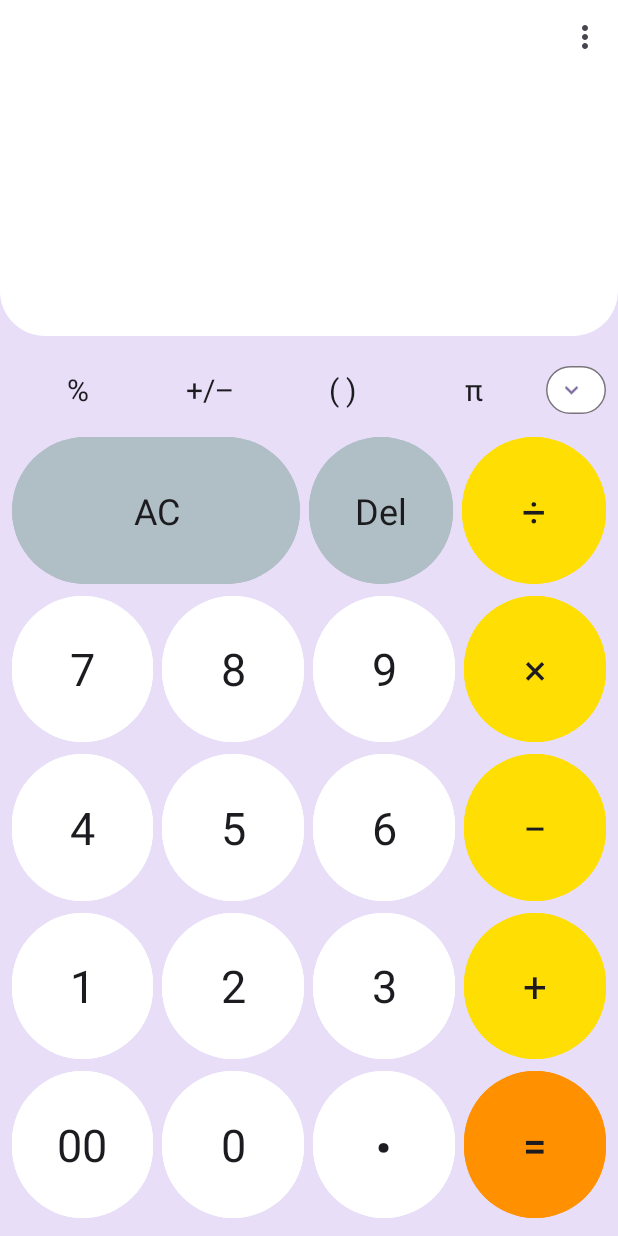
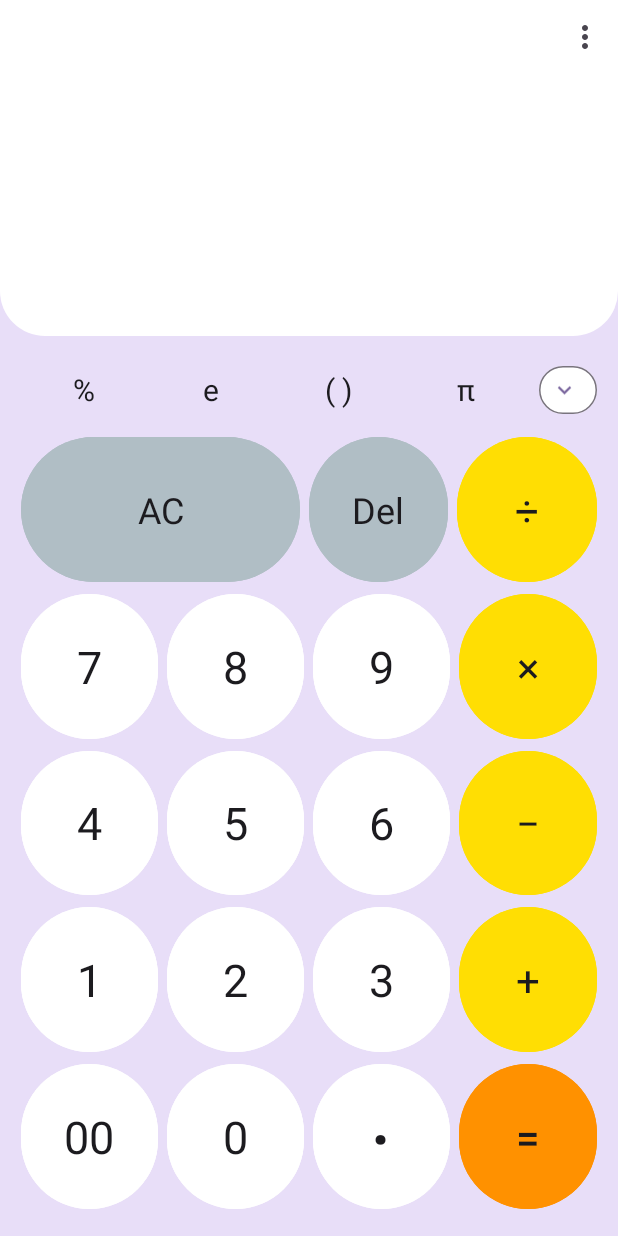
Before and after one commit to Nnamodi/Calculator, an Android app: the screen it shows after launch (MainActivity), on a phone screen of 412 x 824 dp. Run offline under Robolectric (Android 15) with nearby library versions, the phone set to English and light mode, and no system bars; our stand-ins replace data binding, navigation-ui; libraries missing offline, so code that uses them is left out: com.udojava.evalex; 1 statement that could not run was skipped.

Commit message:
New functionality

```diff
--- a/app/src/main/java/com/roland/android/calculator/data/CalculatorActions.kt
+++ b/app/src/main/java/com/roland/android/calculator/data/CalculatorActions.kt
@@ -5,6 +5,7 @@ sealed interface CalculatorActions {
     object Delete: CalculatorActions
     object Decimal: CalculatorActions
     object Calculate: CalculatorActions
+    object Euler: CalculatorActions
     object Bracket: CalculatorActions
     object Pi : CalculatorActions
     object Log : CalculatorActions
--- a/app/src/main/java/com/roland/android/calculator/ui/CalculatorFragment.kt
+++ b/app/src/main/java/com/roland/android/calculator/ui/CalculatorFragment.kt
@@ -20,6 +20,7 @@ import com.roland.android.calculator.util.Constants.ADD
 import com.roland.android.calculator.util.Constants.COS
 import com.roland.android.calculator.util.Constants.DEG
 import com.roland.android.calculator.util.Constants.DIVIDE
+import com.roland.android.calculator.util.Constants.EULER
 import com.roland.android.calculator.util.Constants.MINUS
 import com.roland.android.calculator.util.Constants.MOD
 import com.roland.android.calculator.util.Constants.MULTIPLY
@@ -49,7 +50,7 @@ class CalculatorFragment : Fragment() {
                 it?.setOnClickListener { calcViewModel.onAction(CalculatorActions.Numbers(digit)) }
             }
             // operators
-            setOf(add, subtract, divide, multiply, modulus, bracket).forEach {
+            setOf(add, subtract, divide, multiply, modulus, euler, bracket).forEach {
                 val symbol = it.text.toString()
                 it.setOnClickListener {
                     val action = when (symbol) {
@@ -58,6 +59,7 @@ class CalculatorFragment : Fragment() {
                         DIVIDE -> CalculatorActions.Operators(CalculatorOperations.Divide)
                         MULTIPLY -> CalculatorActions.Operators(CalculatorOperations.Multiply)
                         MOD -> CalculatorActions.Operators(CalculatorOperations.Modulus)
+                        EULER -> CalculatorActions.Euler
                         else -> CalculatorActions.Bracket // "( )"
                     }
                     calcViewModel.onAction(action)
--- a/app/src/main/java/com/roland/android/calculator/util/Constants.kt
+++ b/app/src/main/java/com/roland/android/calculator/util/Constants.kt
@@ -21,4 +21,5 @@ object Constants {
     const val ROOT = "√("
     const val DEG = "DEG"
     const val RAD = "RAD"
+    const val EULER = "e"
 }
--- a/app/src/main/res/layout-land/fragment_calculator.xml
+++ b/app/src/main/res/layout-land/fragment_calculator.xml
@@ -60,11 +60,11 @@
 
         <LinearLayout
             android:id="@+id/row_4"
-            android:layout_width="wrap_content"
+            android:layout_width="match_parent"
             android:layout_height="0dp"
-            android:layout_marginStart="8dp"
+            android:layout_marginStart="@dimen/margin"
             android:layout_marginTop="8dp"
-            android:layout_marginEnd="8dp"
+            android:layout_marginEnd="@dimen/margin"
             app:layout_constraintBottom_toTopOf="@+id/row_3"
             app:layout_constraintEnd_toEndOf="parent"
             app:layout_constraintStart_toStartOf="parent"
@@ -76,9 +76,9 @@
                 android:text="@string/modulus" />
 
             <Button
-                android:id="@+id/plus_minus"
+                android:id="@+id/euler"
                 style="@style/ScientificButton"
-                android:text="@string/plus_minus" />
+                android:text="@string/euler" />
 
             <Button
                 android:id="@+id/bracket"
@@ -88,7 +88,7 @@
             <Button
                 android:id="@+id/pi"
                 style="@style/ScientificButton"
-                android:layout_marginEnd="6dp"
+                android:layout_marginEnd="@dimen/marginEnd"
                 android:text="@string/pi" />
 
             <Button
@@ -125,10 +125,10 @@
 
         <LinearLayout
             android:id="@+id/row_3"
-            android:layout_width="wrap_content"
+            android:layout_width="match_parent"
             android:layout_height="0dp"
-            android:layout_marginStart="8dp"
-            android:layout_marginEnd="8dp"
+            android:layout_marginStart="@dimen/margin"
+            android:layout_marginEnd="@dimen/margin"
             app:layout_constraintBottom_toTopOf="@+id/row_2"
             app:layout_constraintEnd_toEndOf="parent"
             app:layout_constraintStart_toStartOf="parent"
@@ -153,7 +153,7 @@
             <Button
                 android:id="@+id/square"
                 style="@style/ScientificButton"
-                android:layout_marginEnd="6dp"
+                android:layout_marginEnd="@dimen/marginEnd"
                 android:text="@string/square" />
 
             <Button
@@ -190,10 +190,10 @@
 
         <LinearLayout
             android:id="@+id/row_2"
-            android:layout_width="wrap_content"
+            android:layout_width="match_parent"
             android:layout_height="0dp"
-            android:layout_marginStart="8dp"
-            android:layout_marginEnd="8dp"
+            android:layout_marginStart="@dimen/margin"
+            android:layout_marginEnd="@dimen/margin"
             android:layout_marginBottom="10dp"
             app:layout_constraintBottom_toBottomOf="parent"
             app:layout_constraintEnd_toEndOf="parent"
@@ -218,7 +218,7 @@
             <Button
                 android:id="@+id/tan"
                 style="@style/ScientificButton"
-                android:layout_marginEnd="6dp"
+                android:layout_marginEnd="@dimen/marginEnd"
                 android:text="@string/tangent" />
 
             <Button
--- a/app/src/main/res/layout/fragment_calculator.xml
+++ b/app/src/main/res/layout/fragment_calculator.xml
@@ -78,9 +78,9 @@
             android:id="@+id/row_6"
             android:layout_width="match_parent"
             android:layout_height="wrap_content"
-            android:layout_marginStart="8dp"
+            android:layout_marginStart="@dimen/margin"
             android:layout_marginTop="12dp"
-            android:layout_marginEnd="8dp"
+            android:layout_marginEnd="@dimen/margin"
             android:weightSum="4.45"
             app:layout_constraintBottom_toTopOf="@id/hidden_row_2"
             app:layout_constraintEnd_toEndOf="parent"
@@ -93,9 +93,9 @@
                 android:text="@string/modulus" />
 
             <Button
-                android:id="@+id/plus_minus"
+                android:id="@+id/euler"
                 style="@style/ScientificButton"
-                android:text="@string/plus_minus" />
+                android:text="@string/euler" />
 
             <Button
                 android:id="@+id/bracket"
@@ -105,7 +105,7 @@
             <Button
                 android:id="@+id/pi"
                 style="@style/ScientificButton"
-                android:layout_marginEnd="3dp"
+                android:layout_marginEnd="@dimen/marginEnd"
                 android:text="@string/pi" />
 
             <com.google.android.material.chip.Chip
@@ -127,8 +127,8 @@
             android:id="@+id/hidden_row_2"
             android:layout_width="match_parent"
             android:layout_height="wrap_content"
-            android:layout_marginStart="8dp"
-            android:layout_marginEnd="8dp"
+            android:layout_marginStart="@dimen/margin"
+            android:layout_marginEnd="@dimen/margin"
             android:visibility="@{expand ? View.VISIBLE : View.GONE}"
             android:weightSum="4.45"
             app:layout_constraintBottom_toTopOf="@id/hidden_row_1"
@@ -155,7 +155,7 @@
             <Button
                 android:id="@+id/square"
                 style="@style/ScientificButton"
-                android:layout_marginEnd="3dp"
+                android:layout_marginEnd="@dimen/marginEnd"
                 android:text="@string/square" />
         </LinearLayout>
 
@@ -163,8 +163,8 @@
             android:id="@+id/hidden_row_1"
             android:layout_width="match_parent"
             android:layout_height="wrap_content"
-            android:layout_marginStart="8dp"
-            android:layout_marginEnd="8dp"
+            android:layout_marginStart="@dimen/margin"
+            android:layout_marginEnd="@dimen/margin"
             android:visibility="@{expand ? View.VISIBLE : View.GONE}"
             android:weightSum="4.45"
             app:layout_constraintBottom_toTopOf="@id/row_5"
@@ -191,7 +191,7 @@
             <Button
                 android:id="@+id/tan"
                 style="@style/ScientificButton"
-                android:layout_marginEnd="3dp"
+                android:layout_marginEnd="@dimen/marginEnd"
                 android:text="@string/tangent" />
         </LinearLayout>
 
@@ -199,9 +199,9 @@
             android:id="@+id/row_5"
             android:layout_width="match_parent"
             android:layout_height="0dp"
-            android:layout_marginStart="8dp"
+            android:layout_marginStart="@dimen/margin"
             android:layout_marginTop="3dp"
-            android:layout_marginEnd="8dp"
+            android:layout_marginEnd="@dimen/margin"
             android:weightSum="4"
             app:layout_constraintBottom_toTopOf="@+id/row_4"
             app:layout_constraintEnd_toEndOf="parent"
@@ -230,8 +230,8 @@
             android:id="@+id/row_4"
             android:layout_width="match_parent"
             android:layout_height="0dp"
-            android:layout_marginStart="8dp"
-            android:layout_marginEnd="8dp"
+            android:layout_marginStart="@dimen/margin"
+            android:layout_marginEnd="@dimen/margin"
             android:weightSum="4"
             app:layout_constraintBottom_toTopOf="@+id/row_3"
             app:layout_constraintEnd_toEndOf="parent"
@@ -263,8 +263,8 @@
             android:id="@+id/row_3"
             android:layout_width="match_parent"
             android:layout_height="0dp"
-            android:layout_marginStart="8dp"
-            android:layout_marginEnd="8dp"
+            android:layout_marginStart="@dimen/margin"
+            android:layout_marginEnd="@dimen/margin"
             android:weightSum="4"
             app:layout_constraintBottom_toTopOf="@+id/row_2"
             app:layout_constraintEnd_toEndOf="parent"
@@ -296,8 +296,8 @@
             android:id="@+id/row_2"
             android:layout_width="match_parent"
             android:layout_height="0dp"
-            android:layout_marginStart="8dp"
-            android:layout_marginEnd="8dp"
+            android:layout_marginStart="@dimen/margin"
+            android:layout_marginEnd="@dimen/margin"
             android:weightSum="4"
             app:layout_constraintBottom_toTopOf="@+id/row_1"
             app:layout_constraintEnd_toEndOf="parent"
@@ -329,9 +329,9 @@
             android:id="@+id/row_1"
             android:layout_width="match_parent"
             android:layout_height="0dp"
-            android:layout_marginStart="8dp"
-            android:layout_marginEnd="8dp"
-            android:layout_marginBottom="8dp"
+            android:layout_marginStart="@dimen/margin"
+            android:layout_marginEnd="@dimen/margin"
+            android:layout_marginBottom="@dimen/margin"
             android:weightSum="4"
             app:layout_constraintBottom_toBottomOf="parent"
             app:layout_constraintEnd_toEndOf="parent"
--- a/app/src/main/res/values-land/dimen.xml
+++ b/app/src/main/res/values-land/dimen.xml
@@ -1,6 +1,8 @@
 <?xml version="1.0" encoding="utf-8"?>
 <resources>
-    <dimen name="marginEnd">3dp</dimen>
+    <dimen name="buttonMarginEnd">3dp</dimen>
+    <dimen name="marginEnd">6dp</dimen>
+    <dimen name="margin">14dp</dimen>
     <!-- Scientific button -->
     <dimen name="maxSciTextSize">18dp</dimen>
     <dimen name="minSciTextSize">8dp</dimen>
--- a/app/src/main/res/values/dimen.xml
+++ b/app/src/main/res/values/dimen.xml
@@ -1,6 +1,8 @@
 <?xml version="1.0" encoding="utf-8"?>
 <resources>
+    <dimen name="buttonMarginEnd">6dp</dimen>
     <dimen name="marginEnd">6dp</dimen>
+    <dimen name="margin">14dp</dimen>
     <!-- Scientific button -->
     <dimen name="maxSciTextSize">24dp</dimen>
     <dimen name="minSciTextSize">10dp</dimen>
--- a/app/src/main/res/values/strings.xml
+++ b/app/src/main/res/values/strings.xml
@@ -25,7 +25,7 @@
     <string name="dialog_close">Close</string>
     <string name="dialog_title">Theme</string>
     <string name="modulus">%</string>
-    <string name="plus_minus">+/–</string>
+    <string name="euler">e</string>
     <string name="bracket">( )</string>
     <string name="format_error">Format Error</string>
     <string name="degree">DEG</string>
--- a/app/src/main/res/values/styles.xml
+++ b/app/src/main/res/values/styles.xml
@@ -17,7 +17,7 @@
     <style name="NumberButton" parent="">
         <item name="android:layout_width">0dp</item>
         <item name="android:layout_height">match_parent</item>
-        <item name="android:layout_marginEnd">@dimen/marginEnd</item>
+        <item name="android:layout_marginEnd">@dimen/buttonMarginEnd</item>
         <item name="android:layout_weight">1</item>
         <item name="android:backgroundTint">?attr/colorSecondaryVariant</item>
         <item name="android:textAppearance">@style/TextAppearance.AppCompat.Body1</item>
@@ -46,7 +46,7 @@
     <style name="DeleteButton" parent="">
         <item name="android:layout_width">0dp</item>
         <item name="android:layout_height">match_parent</item>
-        <item name="android:layout_marginEnd">@dimen/marginEnd</item>
+        <item name="android:layout_marginEnd">@dimen/buttonMarginEnd</item>
         <item name="android:layout_weight">1</item>
         <item name="android:backgroundTint">?attr/colorOnSecondaryContainer</item>
         <item name="android:textAppearance">@style/TextAppearance.AppCompat.Body1</item>
```
Also changed, not shown: app/src/main/java/com/roland/android/calculator/util/Regex.kt (added, +25 -0 lines), app/src/main/java/com/roland/android/calculator/viewmodel/CalculatorViewModel.kt (+18 -35 lines).
